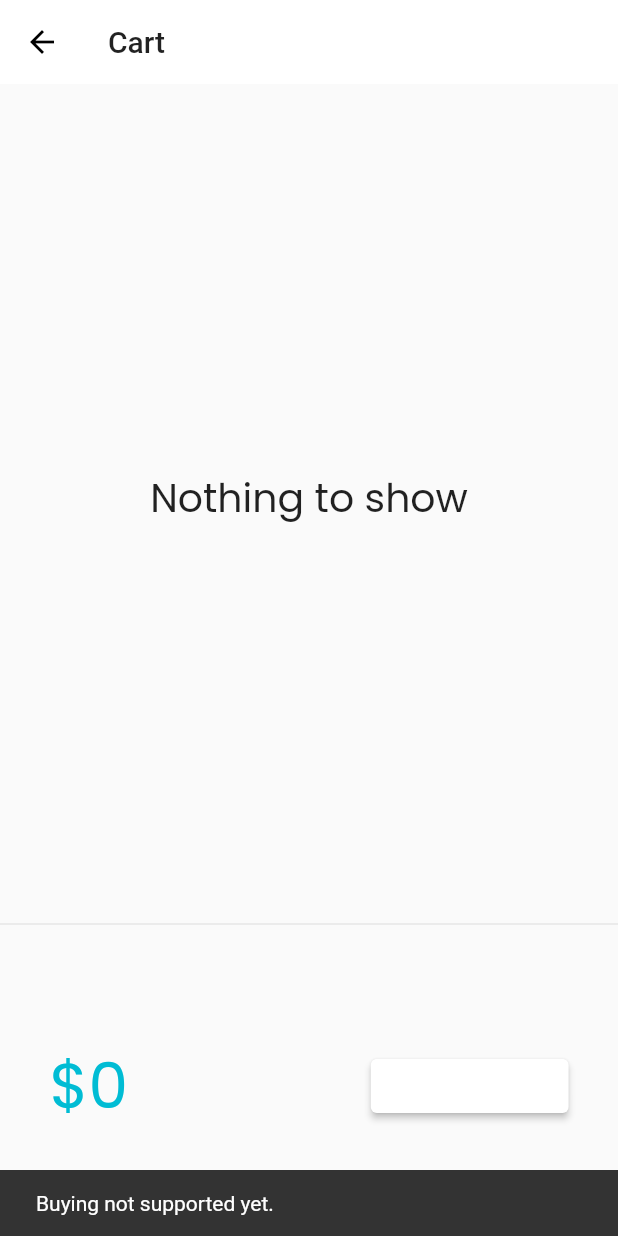
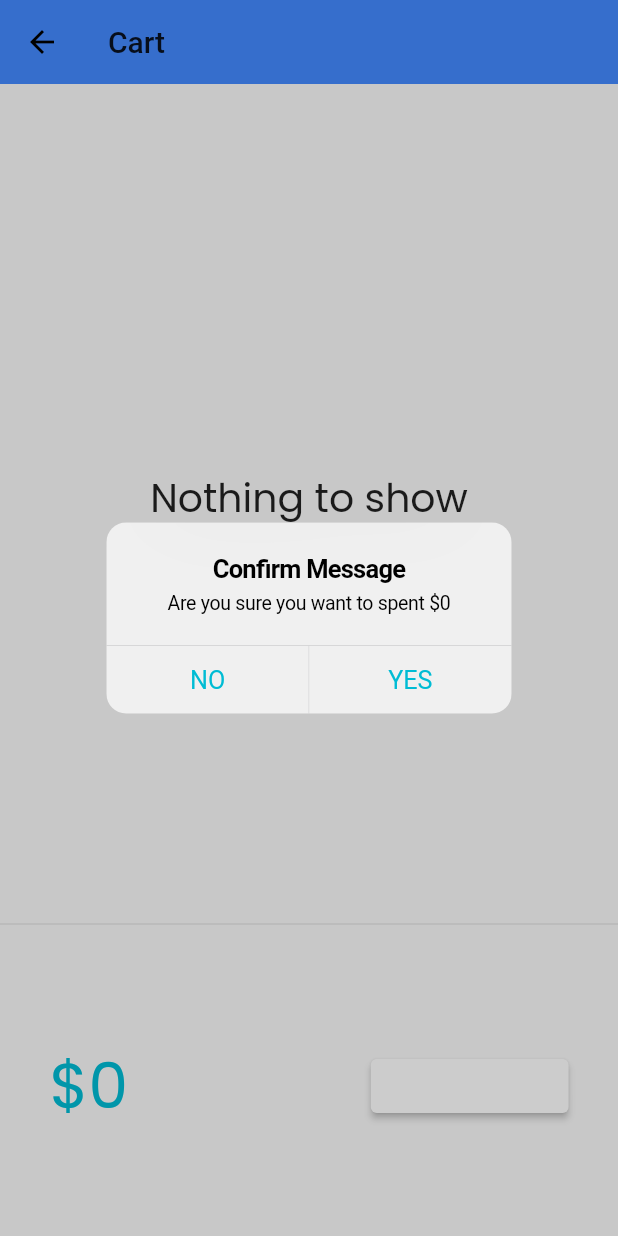
Before and after one commit to SarveshRansubhe/Catalog-App, a Flutter app: the CartPage screen opened by its route, after a tap on "Buy", on a phone screen of 412 x 824 dp. Run offline on Flutter 3.47's test engine with Material 2 defaults, Android fonts, the phone set to English and light mode, and no system bars; drawn by our look-alikes of velocity_x; our stand-ins replace google_fonts; network calls fail.

Commit message:
Day 23 Completed

```diff
--- a/lib/main.dart
+++ b/lib/main.dart
@@ -1,6 +1,7 @@
 import 'package:flutter/material.dart';
 import 'package:flutter_catelog/core/store.dart';
 import 'package:flutter_catelog/pages/cart_page.dart';
+import 'package:flutter_catelog/pages/end_page.dart';
 import 'package:flutter_catelog/pages/home_page.dart';
 import 'package:flutter_catelog/pages/login_page.dart';
 import 'package:flutter_catelog/utils/routes.dart';
@@ -15,7 +16,7 @@ class MyApp extends StatelessWidget {
   @override
   Widget build(BuildContext context) {
     return MaterialApp(
-      themeMode: ThemeMode.system,
+      themeMode: ThemeMode.light,
       theme: MyTheme.lightTheme(context),
       debugShowCheckedModeBanner: false,
       darkTheme: MyTheme.darkTheme(context),
@@ -24,7 +25,8 @@ class MyApp extends StatelessWidget {
         "/": (context) => LoginPage(),
         MyRoutes.homeRoute: (context) => HomePage(),
         MyRoutes.loginRoute: (context) => LoginPage(),
-        MyRoutes.cartRoute: (context) => CartPage()
+        MyRoutes.cartRoute: (context) => CartPage(),
+        MyRoutes.endRoute: (context) => EndPage()
       },
     );
   }
--- a/lib/pages/cart_page.dart
+++ b/lib/pages/cart_page.dart
@@ -1,6 +1,8 @@
+import 'package:flutter/cupertino.dart';
 import 'package:flutter/material.dart';
 import 'package:flutter_catelog/core/store.dart';
 import 'package:flutter_catelog/models/cart.dart';
+import 'package:flutter_catelog/utils/routes.dart';
 import 'package:velocity_x/velocity_x.dart';
 
 class CartPage extends StatelessWidget {
@@ -9,6 +11,7 @@ class CartPage extends StatelessWidget {
     return Scaffold(
       appBar: AppBar(
         title: "Cart".text.make(),
+        backgroundColor: Colors.blueAccent,
       ),
       body: Column(
         children: [
@@ -21,7 +24,12 @@ class CartPage extends StatelessWidget {
   }
 }
 
-class _CartTotal extends StatelessWidget {
+class _CartTotal extends StatefulWidget {
+  @override
+  __CartTotalState createState() => __CartTotalState();
+}
+
+class __CartTotalState extends State<_CartTotal> {
   @override
   Widget build(BuildContext context) {
     final CartModel _cart = (VxState.store as MyStore).cart;
@@ -45,15 +53,30 @@ class _CartTotal extends StatelessWidget {
           ),
           30.widthBox,
           ElevatedButton(
-            onPressed: () {
-              ScaffoldMessenger.of(context).showSnackBar(SnackBar(
-                content: "Buying not supported yet.".text.make(),
-              ));
-            },
+            child: "Buy".text.white.make(),
             style: ButtonStyle(
                 backgroundColor:
                     MaterialStateProperty.all(context.backgroundColor)),
-            child: "Buy".text.white.make(),
+            onPressed: () {
+              showCupertinoDialog(
+                  context: context,
+                  builder: (BuildContext context) => CupertinoAlertDialog(
+                        title: Text("Confirm Message"),
+                        content: Text(
+                            "Are you sure you want to spent \$${_cart.totalPrice}"),
+                        actions: [
+                          CupertinoDialogAction(
+                            child: Text("NO"),
+                            onPressed: () => Navigator.pop(context),
+                          ),
+                          CupertinoDialogAction(
+                            child: Text("YES"),
+                            onPressed: () =>
+                                Navigator.pushNamed(context, MyRoutes.endRoute),
+                          ),
+                        ],
+                      ));
+            },
           ).w32(context)
         ],
       ),
--- a/lib/pages/home_page.dart
+++ b/lib/pages/home_page.dart
@@ -54,7 +54,7 @@ class _HomePageState extends State<HomePage> {
         ) =>
             FloatingActionButton(
           onPressed: () => Navigator.pushNamed(context, MyRoutes.cartRoute),
-          backgroundColor: Colors.black,
+          backgroundColor: Colors.blueAccent,
           child: Icon(CupertinoIcons.cart),
         ).badge(
           color: Vx.red100,
--- a/lib/utils/routes.dart
+++ b/lib/utils/routes.dart
@@ -3,4 +3,5 @@ class MyRoutes {
   static String homeRoute = "/home";
   static String homeDetailsRoute = "/detail";
   static String cartRoute = "/cart";
+  static String endRoute = "/end";
 }
--- a/pubspec.yaml
+++ b/pubspec.yaml
@@ -31,6 +31,7 @@ dependencies:
   google_fonts: ^2.1.0
   velocity_x: ^1.4.1
   http: ^0.13.3
+
 
 dev_dependencies:
   flutter_test:
```
Also changed, not shown: lib/pages/end_page.dart (added, +8 -0 lines), 1 other file.
